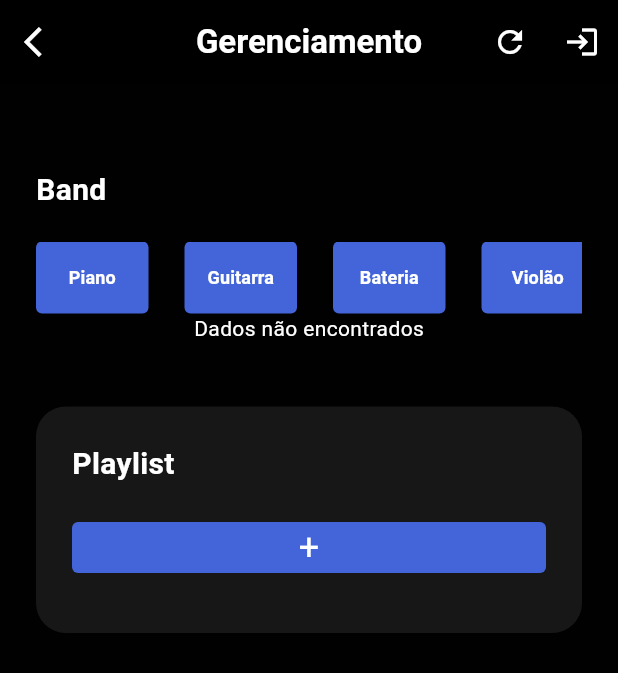
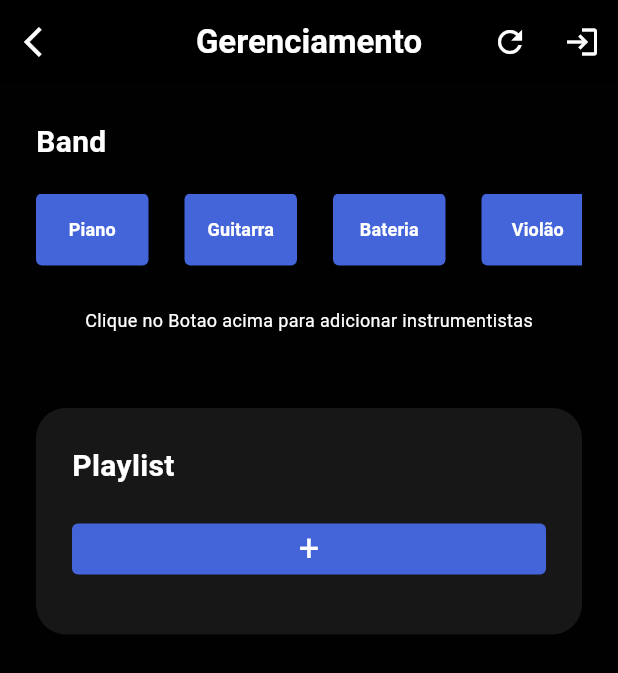
Before and after one commit to marquinhos2017/lagoinhabandteam, a Flutter app: the GerenciamentoCulto screen opened directly with empty values, on a phone screen of 412 x 824 dp. Shown: the top 673 px of the screen. Run offline on Flutter 3.47's test engine with Material 3 defaults, Android fonts, the phone set to English and light mode, and no system bars; our stand-ins replace cloud_firestore, firebase_core; missing offline and left inert: dart:ffi, flutter_date_pickers; accounts and stored records are empty.

Commit message:
Tudo funcionando

```diff
--- a/lib/pages/GerenciamentoCulto.dart
+++ b/lib/pages/GerenciamentoCulto.dart
@@ -292,9 +292,13 @@ class _GerenciamentoCultoState extends State<GerenciamentoCulto> {
             }
 
             if (!futureSnapshot.hasData || futureSnapshot.data!.isEmpty) {
-              return Center(
-                child: Text('Dados não encontrados',
-                    style: TextStyle(color: Colors.white)),
+              return Padding(
+                padding: const EdgeInsets.all(8.0),
+                child: Center(
+                  child: Text(
+                      'Clique no Botao acima para adicionar instrumentistas', // Significa que esta faltando todos os instrumentos
+                      style: TextStyle(color: Colors.white, fontSize: 12)),
+                ),
               );
             }
 
@@ -303,7 +307,8 @@ class _GerenciamentoCultoState extends State<GerenciamentoCulto> {
             return Container(
               color: Color(0xff171717),
               child: Padding(
-                padding: const EdgeInsets.all(24.0),
+                padding:
+                    const EdgeInsets.symmetric(horizontal: 24.0, vertical: 2),
                 child: ListView.builder(
                   padding: EdgeInsets.zero,
                   itemCount: musicoList.length,
@@ -429,7 +434,6 @@ class _GerenciamentoCultoState extends State<GerenciamentoCulto> {
             Padding(
               padding: const EdgeInsets.all(24.0),
               child: Container(
-                margin: EdgeInsets.only(top: 32),
                 child: Column(
                   crossAxisAlignment: CrossAxisAlignment.start,
                   children: [
@@ -450,6 +454,9 @@ class _GerenciamentoCultoState extends State<GerenciamentoCulto> {
                           height: 20,
                         ),
                         _buildInstrumentButtons(context),
+                        SizedBox(
+                          height: 20,
+                        ),
                         _buildMusicianList(),
                       ],
                     ),
```
